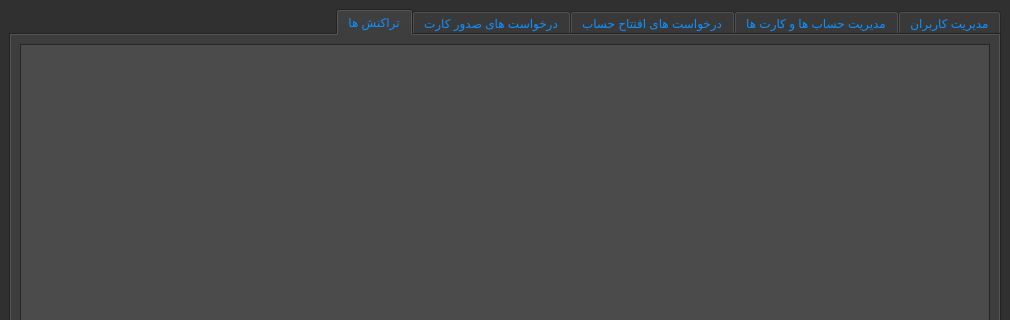
iliya-slpr/ap_project, file adminpanel.ui: the form before one commit; both pictures show x 0 to 1010 and y 0 to 320 of the 1010 by 630 pixel window.
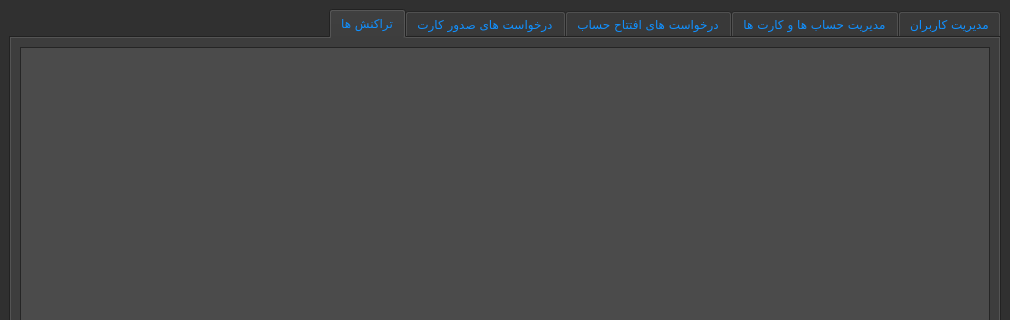
The form after the commit. The open tabs and pages were chosen to show the change. Icons and pictures are not drawn.

```diff
--- a/adminpanel.ui
+++ b/adminpanel.ui
@@ -452,6 +452,12 @@
     </disabled>
    </palette>
   </property>
+  <property name="font">
+   <font>
+    <family>B Yekan</family>
+    <pointsize>9</pointsize>
+   </font>
+  </property>
   <property name="windowTitle">
    <string>MainWindow</string>
   </property>
```
Left out of the diff: 10 changed lines with no effect on the pictures.
